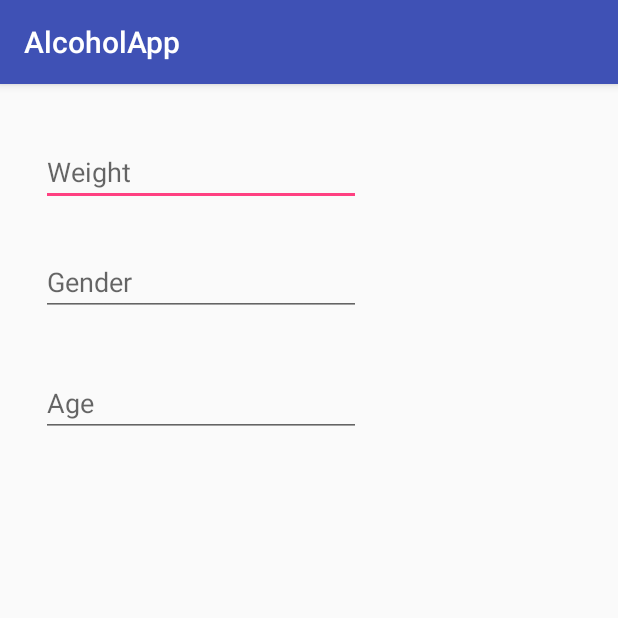
After one commit to Aleksi123/ABVcalculator, an Android app: the UserInfoActivity screen opened directly, with no data from a screen before it, on a phone screen of 412 x 824 dp, the top half of it. The commit adds this screen. Run offline under Robolectric (Android 15) with nearby library versions, the phone set to English and light mode, and no system bars.

Commit message:
UserInfo, UserInfoDao, UserInfoRepository, UserInfoActivity classes added

```diff
--- a/app/src/main/AndroidManifest.xml
+++ b/app/src/main/AndroidManifest.xml
@@ -19,7 +19,8 @@
                 <category android:name="android.intent.category.LAUNCHER" />
             </intent-filter>
         </activity>
-        <activity android:name=".Activity.NewDrinkActivity"></activity>
+        <activity android:name=".Activity.NewDrinkActivity" />
+        <activity android:name=".Activity.UserInfoActivity"></activity>
     </application>
 
 </manifest>
--- /dev/null
+++ b/app/src/main/java/com/example/a/alcoholapp/Activity/UserInfoActivity.java
@@ -0,0 +1,15 @@
+package com.example.a.alcoholapp.Activity;
+
+import android.support.v7.app.AppCompatActivity;
+import android.os.Bundle;
+
+import com.example.a.alcoholapp.R;
+
+public class UserInfoActivity extends AppCompatActivity {
+
+    @Override
+    protected void onCreate(Bundle savedInstanceState) {
+        super.onCreate(savedInstanceState);
+        setContentView(R.layout.activity_user_info);
+    }
+}
--- /dev/null
+++ b/app/src/main/res/layout/activity_user_info.xml
@@ -0,0 +1,44 @@
+<?xml version="1.0" encoding="utf-8"?>
+<android.support.constraint.ConstraintLayout xmlns:android="http://schemas.android.com/apk/res/android"
+    xmlns:app="http://schemas.android.com/apk/res-auto"
+    xmlns:tools="http://schemas.android.com/tools"
+    android:layout_width="match_parent"
+    android:layout_height="match_parent"
+    tools:context=".Activity.UserInfoActivity">
+
+    <EditText
+        android:id="@+id/editText"
+        android:layout_width="wrap_content"
+        android:layout_height="wrap_content"
+        android:layout_marginStart="27dp"
+        android:layout_marginTop="36dp"
+        android:ems="10"
+        android:hint="@string/weight"
+        android:inputType="textPersonName"
+        app:layout_constraintStart_toStartOf="parent"
+        app:layout_constraintTop_toTopOf="parent" />
+
+    <EditText
+        android:id="@+id/editText2"
+        android:layout_width="wrap_content"
+        android:layout_height="wrap_content"
+        android:layout_marginStart="27dp"
+        android:layout_marginTop="28dp"
+        android:ems="10"
+        android:hint="@string/gender"
+        android:inputType="textPersonName"
+        app:layout_constraintStart_toStartOf="parent"
+        app:layout_constraintTop_toBottomOf="@+id/editText" />
+
+    <EditText
+        android:id="@+id/editText3"
+        android:layout_width="wrap_content"
+        android:layout_height="wrap_content"
+        android:layout_marginStart="27dp"
+        android:layout_marginTop="35dp"
+        android:ems="10"
+        android:hint="@string/age"
+        android:inputType="textPersonName"
+        app:layout_constraintStart_toStartOf="parent"
+        app:layout_constraintTop_toBottomOf="@+id/editText2" />
+</android.support.constraint.ConstraintLayout>
--- a/app/src/main/res/values/strings.xml
+++ b/app/src/main/res/values/strings.xml
@@ -7,4 +7,7 @@
     <string name="calories">Calories</string>
     <string name="cl">Cl</string>
     <string name="button_delete_drink">Delete drink</string>
+    <string name="weight">Weight</string>
+    <string name="gender">Gender</string>
+    <string name="age">Age</string>
 </resources>
```
Also changed, not shown: app/src/main/java/com/example/a/alcoholapp/Activity/MainActivity.java (+8 -0 lines), app/src/main/java/com/example/a/alcoholapp/Database/AppDatabase.java (+6 -1 lines), app/src/main/java/com/example/a/alcoholapp/Database/Dao/UserInfoDao.java (added, +28 -0 lines), app/src/main/java/com/example/a/alcoholapp/Database/Entity/UserInfo.java (added, +61 -0 lines), app/src/main/java/com/example/a/alcoholapp/Database/Repository/UserInfoRepository.java (added, +65 -0 lines), app/src/main/java/com/example/a/alcoholapp/ViewModel/UserInfoViewModel.java (added, +28 -0 lines), app/src/main/res/layout/activity_main.xml (+8 -0 lines).
